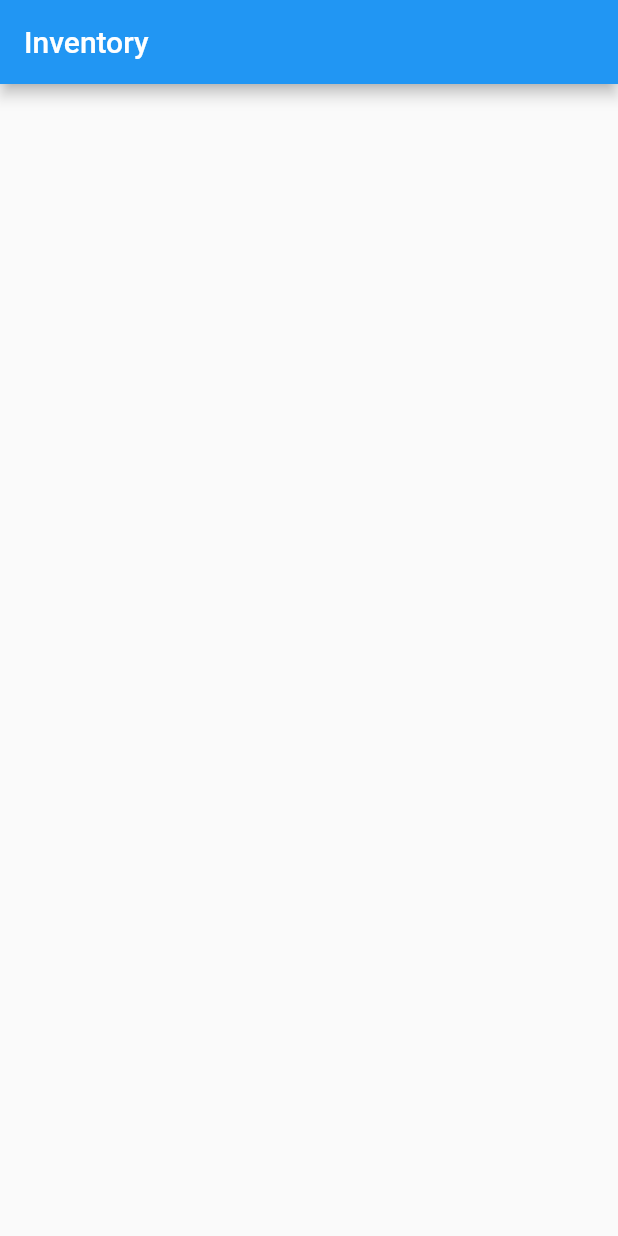
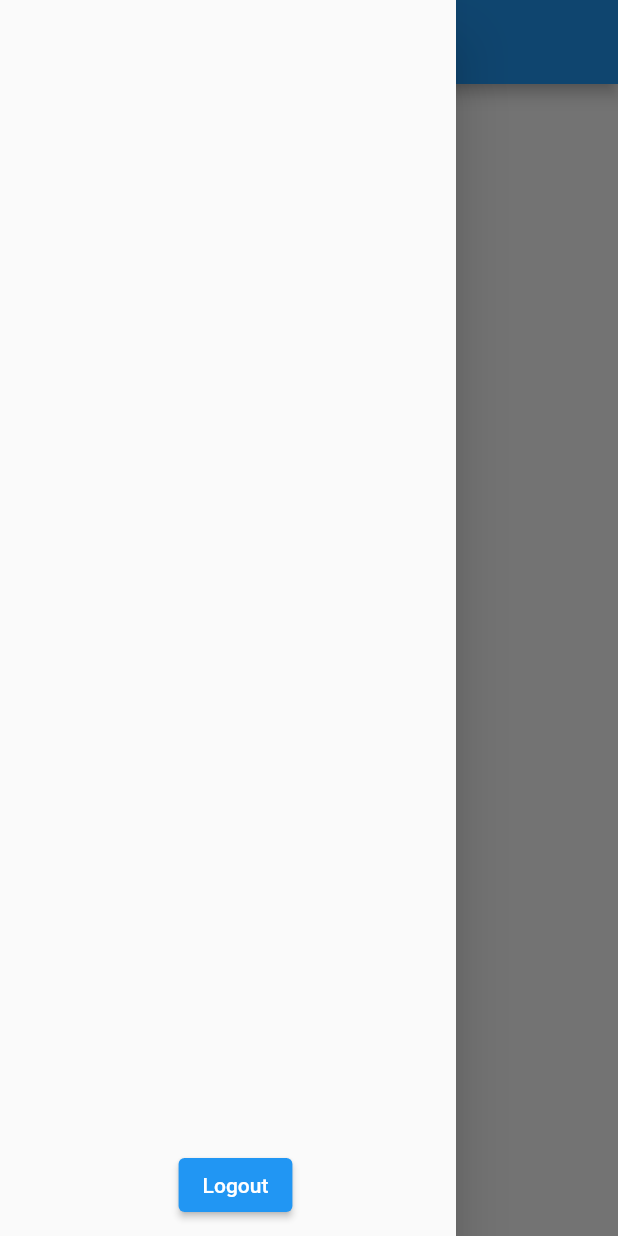
Before and after one commit to PandolfoM/InventoryApp, a Flutter app: the screen it shows once a user with an empty profile is signed in, with the side drawer open (before the commit the screen has no drawer), on a phone screen of 412 x 824 dp. Run offline on Flutter 3.47's test engine with Material 2 defaults, Android fonts, the phone set to English and light mode, and no system bars; our stand-ins replace firebase_auth, firebase_core, font_awesome_flutter, sign_in_with_apple; accounts and stored records are empty; network calls fail.

Commit message:
drawer and update login page

```diff
--- /dev/null
+++ b/lib/inventory/drawer.dart
@@ -0,0 +1,29 @@
+import 'dart:ui';
+
+import 'package:flutter/material.dart';
+import 'package:stockify/services/auth.dart';
+
+class InventoryDrawer extends StatelessWidget {
+  const InventoryDrawer({super.key});
+
+  @override
+  Widget build(BuildContext context) {
+    return Drawer(
+      child: Padding(
+        padding: const EdgeInsets.only(top: 10, bottom: 10, left: 10),
+        child: Expanded(
+          child: Align(
+            alignment: Alignment.bottomCenter,
+            child: ElevatedButton(
+                child: Text('Logout'),
+                onPressed: () {
+                  AuthService().signOut();
+                  Navigator.pushNamedAndRemoveUntil(
+                      context, '/', (route) => false);
+                }),
+          ),
+        ),
+      ),
+    );
+  }
+}
--- a/lib/inventory/inventory.dart
+++ b/lib/inventory/inventory.dart
@@ -1,6 +1,7 @@
 import 'package:flutter/material.dart';
 import 'package:flutter/src/widgets/container.dart';
 import 'package:flutter/src/widgets/framework.dart';
+import 'package:stockify/inventory/drawer.dart';
 
 class InventoryScreen extends StatelessWidget {
   const InventoryScreen({super.key});
@@ -11,6 +12,7 @@ class InventoryScreen extends StatelessWidget {
       appBar: AppBar(
         title: const Text('Inventory'),
       ),
+      drawer: const InventoryDrawer(),
     );
   }
 }
--- a/lib/routes.dart
+++ b/lib/routes.dart
@@ -1,5 +1,9 @@
 import 'package:stockify/home/home.dart';
+import 'package:stockify/inventory/inventory.dart';
+import 'package:stockify/login/login.dart';
 
 var appRoutes = {
   '/': (context) => const HomeScreen(),
+  '/inventory': (context) => const InventoryScreen(),
+  '/login': (context) => const LoginScreen(),
 };
--- a/pubspec.yaml
+++ b/pubspec.yaml
@@ -42,6 +42,7 @@ dependencies:
   firebase_auth: ^4.2.5
   sign_in_with_apple: ^4.3.0
   crypto: ^3.0.2
+  font_awesome_flutter: ^10.3.0
 
 dev_dependencies:
   flutter_test:
```
Also changed, not shown: lib/login/login.dart (+65 -9 lines), lib/services/auth.dart (+12 -0 lines).
